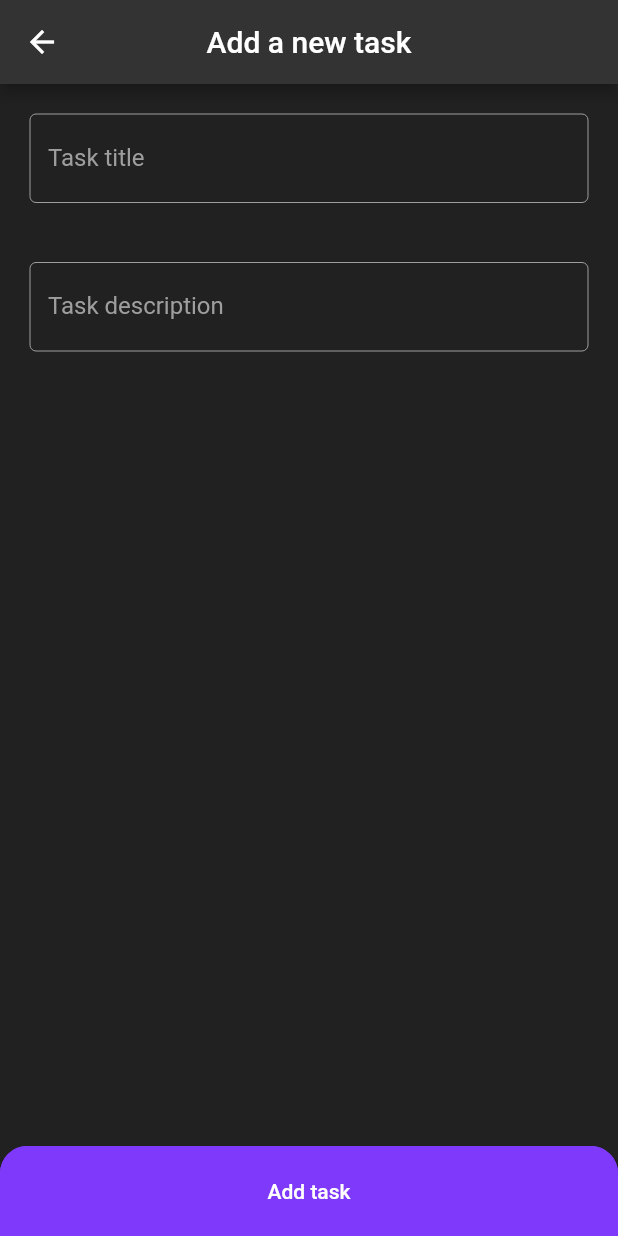
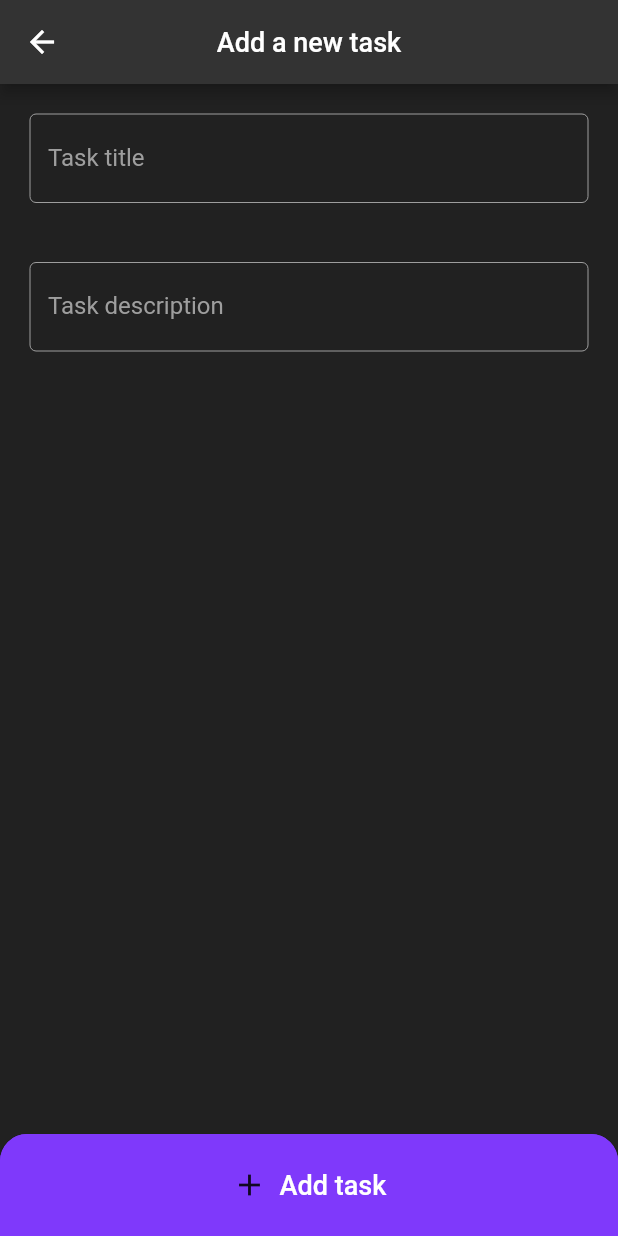
Before and after one commit to acSirius/homework-tracker, a Flutter app: the InputTask screen opened by its route, on a phone screen of 412 x 824 dp. Run offline on Flutter 3.47's test engine with Material 2 defaults, Android fonts, the light colour scheme and no system bars.

Commit message:
Minor changes

```diff
--- a/lib/const.dart
+++ b/lib/const.dart
@@ -9,4 +9,7 @@
 const kMainAccentColor = Color(0xFF7F39FB);
 const kLighterAccentColor = Color(0xFF985EFF);
 
-const kMainTextStyle = TextStyle(color: Colors.white);
+const kMainTextStyle = TextStyle(
+  color: Colors.white,
+  fontSize: 18,
+);
--- a/lib/reusable/SubmitTaskButton.dart
+++ b/lib/reusable/SubmitTaskButton.dart
@@ -15,9 +15,18 @@
     return RaisedButton(
       child: Padding(
         padding: const EdgeInsets.all(22.0),
-        child: Text(
-          'Add task',
-          style: kMainTextStyle,
+        child: Row(
+          mainAxisAlignment: MainAxisAlignment.center,
+          children: [
+            Icon(Icons.add),
+            SizedBox(
+              width: 8,
+            ),
+            Text(
+              'Add task',
+              style: kMainTextStyle,
+            ),
+          ],
         ),
       ),
       color: kMainAccentColor,
--- a/lib/screens/TasksPage.dart
+++ b/lib/screens/TasksPage.dart
@@ -10,6 +10,7 @@
     return Scaffold(
       backgroundColor: kBackGroundColor,
       appBar: AppBar(
+        // automaticallyImplyLeading: false, // Todo: When app is further along, remove the comment. This removes the back button
         backgroundColor: kForegroundColor,
         centerTitle: true,
         title: Text(
--- a/lib/screens/WelcomePage.dart
+++ b/lib/screens/WelcomePage.dart
@@ -51,7 +51,7 @@
                       ),
                       Text(
                         'Log In',
-                        style: kMainTextStyle.copyWith(fontSize: 18),
+                        style: kMainTextStyle,
                       ),
                     ],
                   ),
@@ -82,7 +82,7 @@
                       ),
                       Text(
                         'Register',
-                        style: kMainTextStyle.copyWith(fontSize: 18),
+                        style: kMainTextStyle,
                       ),
                     ],
                   ),
```
